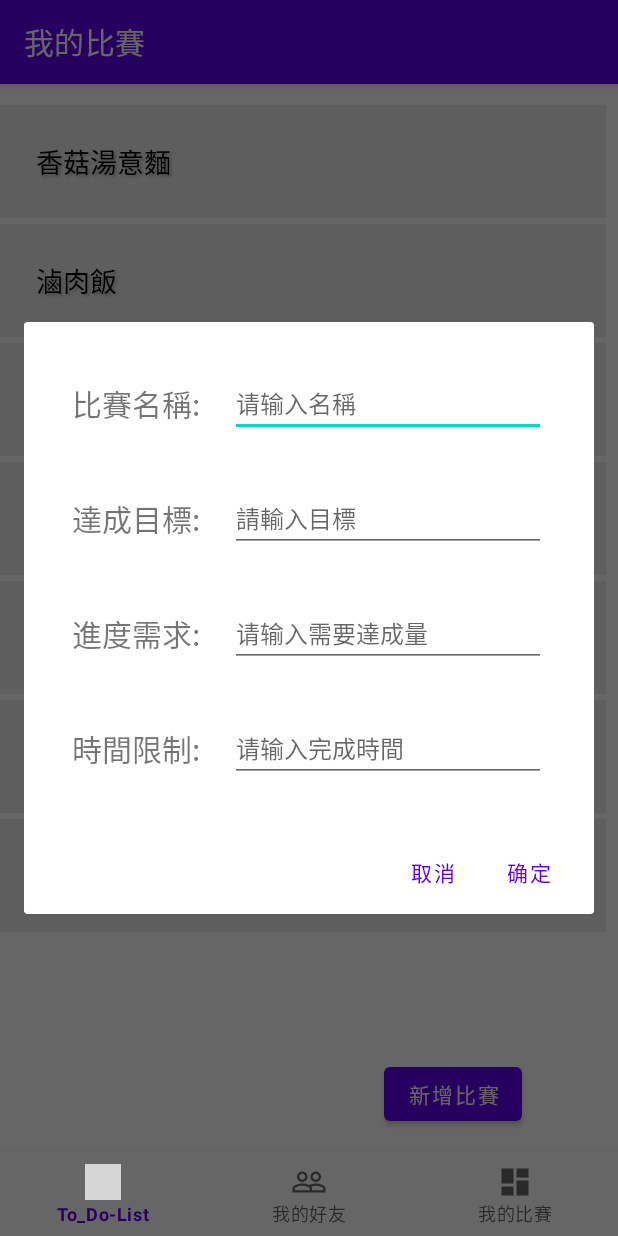
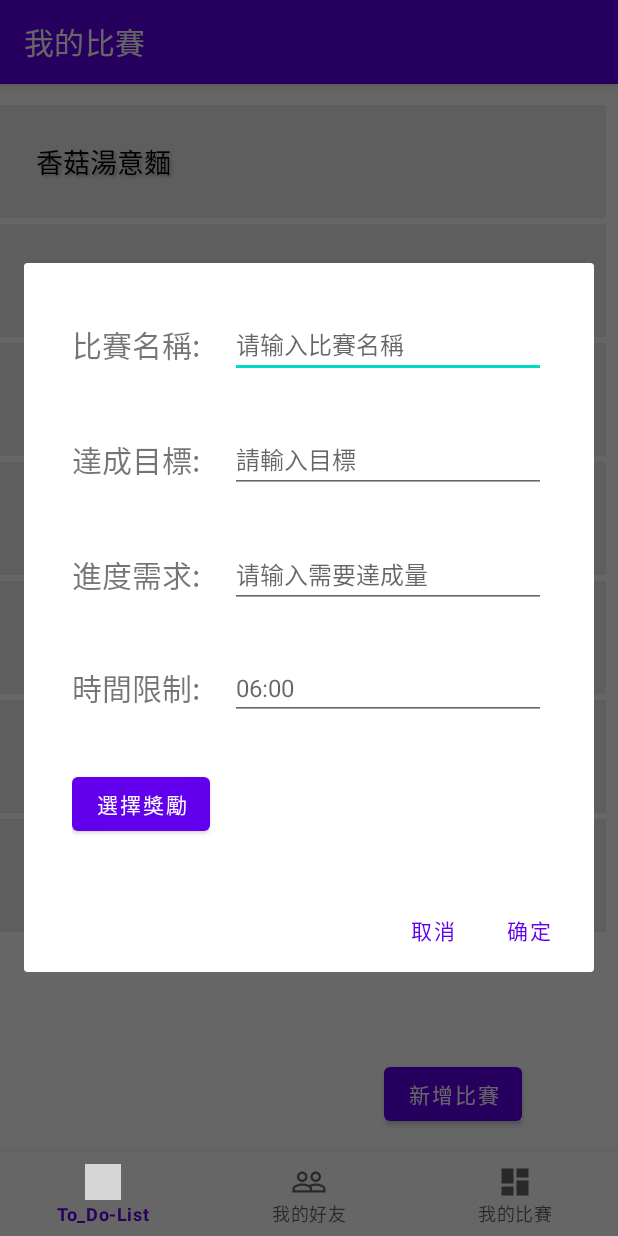
Before and after one commit to heavenrain/StriveLife, an Android app: the NotificationsFragment screen opened through its navigation route, after a tap on "新增比賽", on a phone screen of 412 x 824 dp. Run offline under Robolectric (Android 15) with nearby library versions, the phone set to English and light mode, and no system bars; our stand-ins replace navigation-ui; grey boxes are pictures that could not be loaded.

Commit message:
new button for aword

```diff
--- a/app/src/main/java/com/example/strivelifeapplication/ui/notifications/NotificationsFragment.java
+++ b/app/src/main/java/com/example/strivelifeapplication/ui/notifications/NotificationsFragment.java
@@ -26,6 +26,8 @@ import java.util.ArrayList;
 import java.util.List;
 
 import androidx.fragment.app.FragmentManager;
+
+import org.json.JSONArray;
 
 public class NotificationsFragment extends Fragment {
 
@@ -96,7 +98,7 @@ public class NotificationsFragment extends Fragment {
     }
 
 
-    // 顯示新建比賽頁面函數
+    // 顯示新建比賽頁面
     private void showInputDialog() {
         // 创建AlertDialog的Builder对象
         AlertDialog.Builder builder = new AlertDialog.Builder(getContext());
@@ -111,6 +113,19 @@ public class NotificationsFragment extends Fragment {
         EditText contest_success = dialogView.findViewById(R.id.contest_success);
         EditText contest_how_much = dialogView.findViewById(R.id.contest_how_much);
         EditText contest_time = dialogView.findViewById(R.id.contest_time);
+
+        // 選擇頭像獎勵按鈕
+        Button extraButton = dialogView.findViewById(R.id.button_new_aword);
+
+        // 设置頭像按钮的点击事件
+        extraButton.setOnClickListener(new View.OnClickListener() {
+            @Override
+            public void onClick(View v) {
+                // 在这里处理頭像按钮的点击事件
+                //!@#$
+                Toast.makeText(getContext(), "頭像按鈕", Toast.LENGTH_SHORT).show();
+            }
+        });
 
         // 设置对话框的积极按钮（例如确定按钮）
         builder.setPositiveButton("确定", new DialogInterface.OnClickListener() {
@@ -155,6 +170,9 @@ public class NotificationsFragment extends Fragment {
     private List<String> generateDataList() {
         List<String> dataList = new ArrayList<>();
         // 添加数据项到列表中
+//        JSONArray data= getAttendedContest("sally");//
+//        @NonNull
+//                @NonNull
         dataList.add("香菇湯意麵");
         dataList.add("滷肉飯");
         dataList.add("餛飩板條");
--- a/app/src/main/res/layout/new_contest.xml
+++ b/app/src/main/res/layout/new_contest.xml
@@ -26,7 +26,7 @@
             android:layout_height="wrap_content"
             android:layout_toEndOf="@id/context_name_text"
             android:layout_marginStart="20dp"
-            android:hint="请输入名稱"
+            android:hint="请输入比賽名稱"
             android:textSize="16sp" />
 
     </RelativeLayout>
@@ -101,9 +101,31 @@
             android:layout_height="wrap_content"
             android:layout_toEndOf="@id/text_contest_time"
             android:layout_marginStart="20dp"
-            android:hint="请输入完成時間"
+            android:hint="06:00"
             android:textSize="16sp" />
 
     </RelativeLayout>
 
+    <RelativeLayout xmlns:android="http://schemas.android.com/apk/res/android"
+        android:layout_width="match_parent"
+        android:layout_height="wrap_content"
+        android:padding="16dp">
+        <Button
+            android:id="@+id/button_new_aword"
+            android:layout_width="wrap_content"
+            android:layout_height="wrap_content"
+            android:text="選擇獎勵"
+            android:visibility="visible"/>
+    <!--        app:layout_constraintBottom_toBottomOf="parent"-->
+    <!--        app:layout_constraintEnd_toEndOf="parent"-->
+    <!--        app:layout_constraintHeight_percent="0.2"-->
+    <!--        app:layout_constraintHorizontal_bias="0.8"-->
+    <!--        app:layout_constraintStart_toStartOf="parent"-->
+    <!--        app:layout_constraintTop_toTopOf="parent"-->
+    <!--        app:layout_constraintVertical_bias="0.9"-->
+    <!--        app:layout_constraintWidth_percent="0.2"/>-->
+
+<!--        !@#$如果有需要可以在這裡添加頭像預覽-->
+
+    </RelativeLayout>
 </LinearLayout>
```
